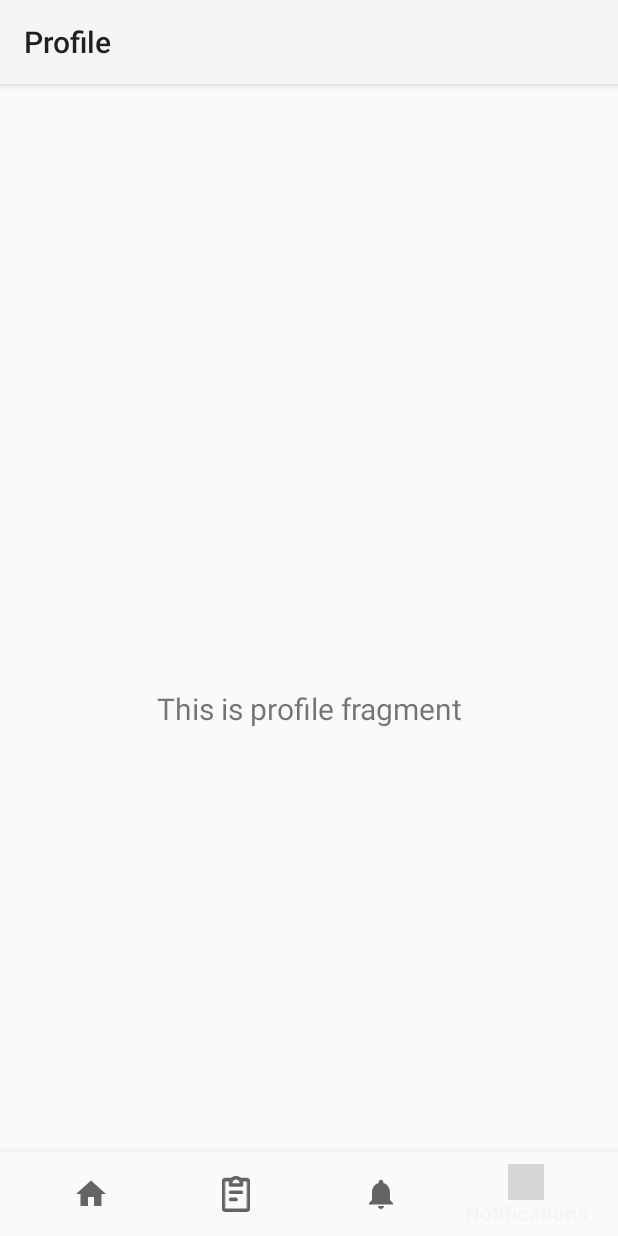
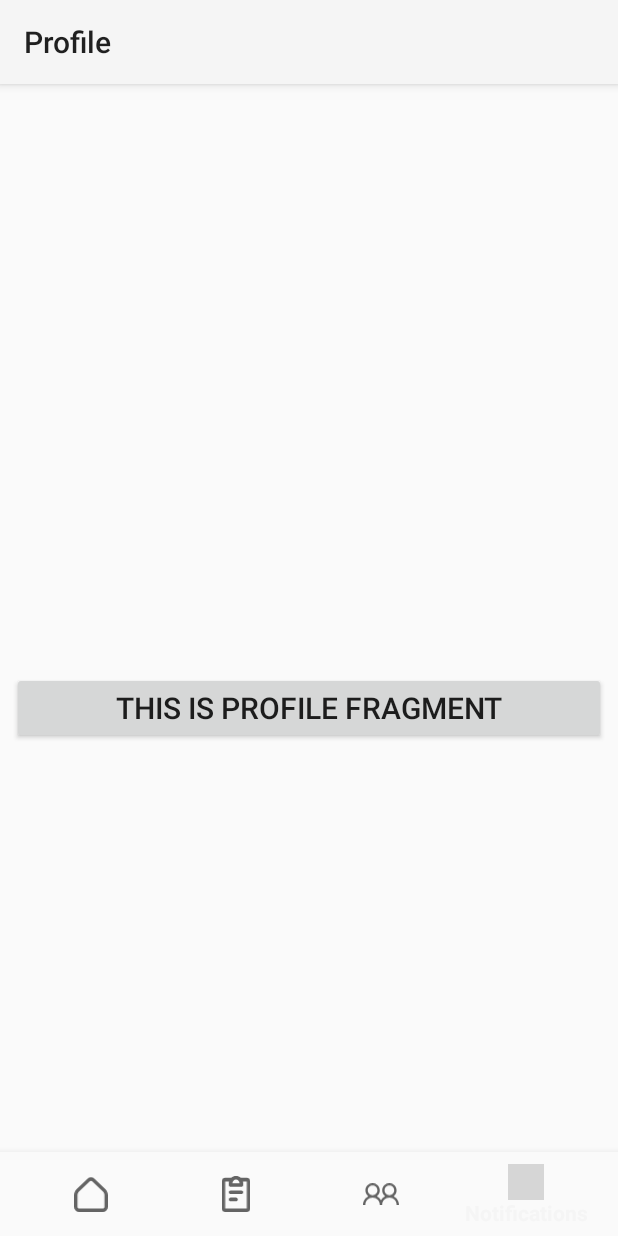
Before and after one commit to alfianfakhrudin2/TodooApp, an Android app: the ProfileFragment screen opened through its navigation route, on a phone screen of 412 x 824 dp. Run offline under Robolectric (Android 15) with nearby library versions, the phone set to English and light mode, and no system bars; our stand-ins replace navigation-ui; grey boxes are pictures that could not be loaded.

Commit message:
menambahkan button logout pada halaman profile

```diff
--- /dev/null
+++ b/app/src/main/res/drawable/ic_friends.xml
@@ -0,0 +1,9 @@
+<vector xmlns:android="http://schemas.android.com/apk/res/android"
+    android:width="30dp"
+    android:height="18dp"
+    android:viewportWidth="30"
+    android:viewportHeight="18">
+  <path
+      android:pathData="M8,0C4.7,0 2,2.7 2,6C2,7.984 2.977,9.75 4.469,10.844C1.832,12.152 0,14.864 0,18H2C2,14.676 4.676,12 8,12C11.324,12 14,14.676 14,18H16C16,14.676 18.676,12 22,12C25.324,12 28,14.676 28,18H30C30,14.863 28.168,12.152 25.531,10.844C26.295,10.288 26.916,9.559 27.345,8.717C27.774,7.876 27.998,6.945 28,6C28,2.7 25.3,0 22,0C18.7,0 16,2.7 16,6C16,7.984 16.977,9.75 18.469,10.844C17.008,11.562 15.799,12.706 15,14.125C14.201,12.706 12.992,11.562 11.531,10.844C12.295,10.288 12.916,9.559 13.345,8.717C13.774,7.876 13.998,6.945 14,6C14,2.7 11.3,0 8,0ZM8,2C10.223,2 12,3.777 12,6C12,8.223 10.223,10 8,10C5.777,10 4,8.223 4,6C4,3.777 5.777,2 8,2ZM22,2C24.223,2 26,3.777 26,6C26,8.223 24.223,10 22,10C19.777,10 18,8.223 18,6C18,3.777 19.777,2 22,2Z"
+      android:fillColor="#000000"/>
+</vector>
--- /dev/null
+++ b/app/src/main/res/drawable/ic_home.xml
@@ -0,0 +1,13 @@
+<vector xmlns:android="http://schemas.android.com/apk/res/android"
+    android:width="20dp"
+    android:height="21dp"
+    android:viewportWidth="20"
+    android:viewportHeight="21">
+  <path
+      android:pathData="M19,18V11.267C19,10.724 18.89,10.188 18.676,9.689C18.462,9.19 18.148,8.741 17.755,8.367L11.378,2.31C11.006,1.957 10.513,1.76 10,1.76C9.488,1.76 8.995,1.957 8.623,2.31L2.245,8.367C1.852,8.741 1.538,9.19 1.324,9.689C1.11,10.188 1,10.724 1,11.267V18C1,18.53 1.211,19.039 1.586,19.414C1.961,19.789 2.47,20 3,20H17C17.53,20 18.039,19.789 18.414,19.414C18.789,19.039 19,18.53 19,18Z"
+      android:strokeLineJoin="round"
+      android:strokeWidth="2"
+      android:fillColor="#00000000"
+      android:strokeColor="#000000"
+      android:strokeLineCap="round"/>
+</vector>
--- a/app/src/main/res/layout/fragment_profile.xml
+++ b/app/src/main/res/layout/fragment_profile.xml
@@ -7,7 +7,7 @@
     tools:context=".ui.profile.ProfileFragment">
 
     <!-- TODO: Update blank fragment layout -->
-    <TextView
+    <Button
         android:id="@+id/text_profile"
         android:layout_width="match_parent"
         android:layout_height="wrap_content"
--- a/app/src/main/res/menu/bottom_nav_menu.xml
+++ b/app/src/main/res/menu/bottom_nav_menu.xml
@@ -3,7 +3,7 @@
 
     <item
         android:id="@+id/navigation_home"
-        android:icon="@drawable/ic_home_black_24dp"
+        android:icon="@drawable/ic_home"
         android:title="@string/title_home" />
 
     <item
@@ -13,7 +13,7 @@
 
     <item
         android:id="@+id/navigation_notifications"
-        android:icon="@drawable/ic_notifications_black_24dp"
+        android:icon="@drawable/ic_friends"
         android:title="@string/title_notifications" />
 
     <item
```
Also changed, not shown: app/src/main/res/drawable/Vector (1).svg (deleted), app/src/main/res/drawable/Vector (2).svg (deleted).
